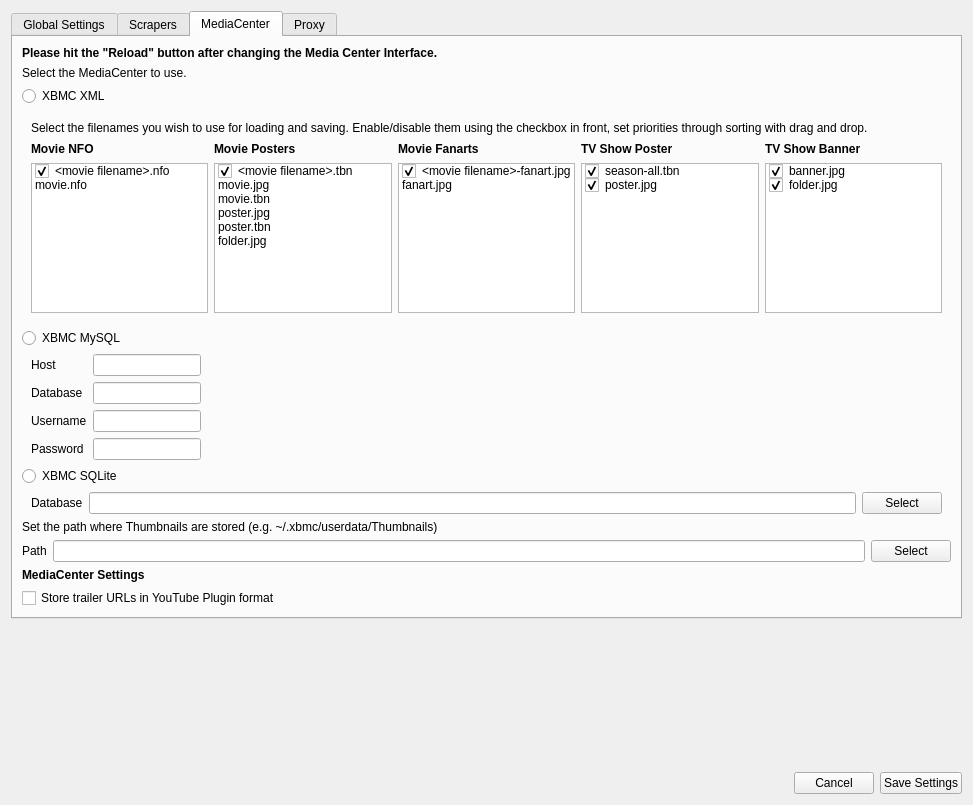
Above: settings/SettingsWidget.ui from Komet/MediaElch before the change. Below: the same form after it.
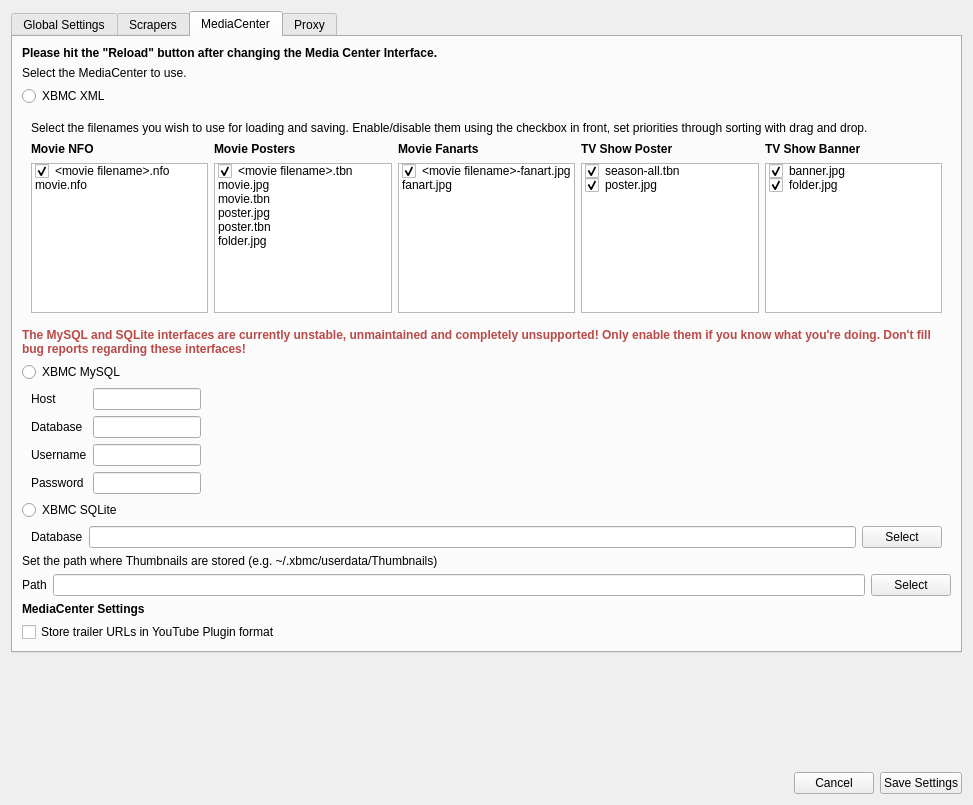
That is the form after the change. The open tabs and pages were chosen to show the change. Icons and pictures are not drawn.

Commit message: Added SQL warning message

The edit to the form file:
```diff
--- a/settings/SettingsWidget.ui
+++ b/settings/SettingsWidget.ui
@@ -709,6 +709,25 @@
          </layout>
         </widget>
        </item>
+       <item>
+        <widget class="QLabel" name="labelWarning">
+         <property name="font">
+          <font>
+           <weight>75</weight>
+           <bold>true</bold>
+          </font>
+         </property>
+         <property name="styleSheet">
+          <string notr="true">color: #B94A48;</string>
+         </property>
+         <property name="text">
+          <string>The MySQL and SQLite interfaces are currently unstable, unmaintained and completely unsupported! Only enable them if you know what you're doing. Don't fill bug reports regarding these interfaces!</string>
+         </property>
+         <property name="wordWrap">
+          <bool>true</bool>
+         </property>
+        </widget>
+       </item>
        <item>
         <widget class="QRadioButton" name="radioXbmcMysql">
          <property name="text">
```
The commit also changes 3 other files.
